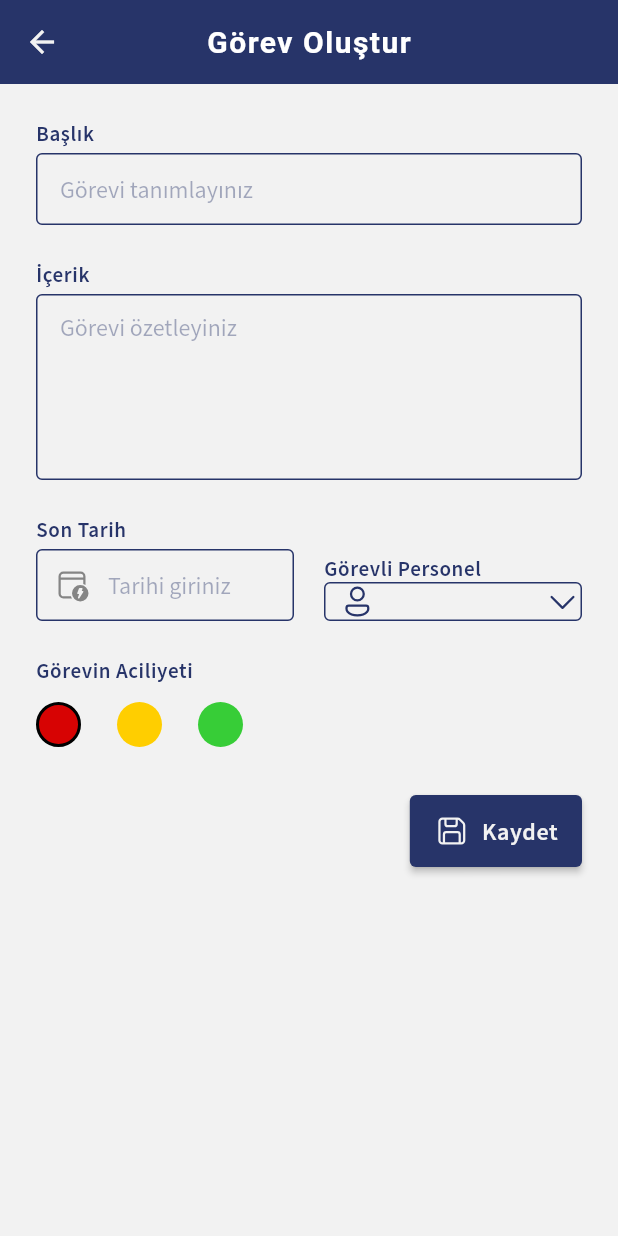
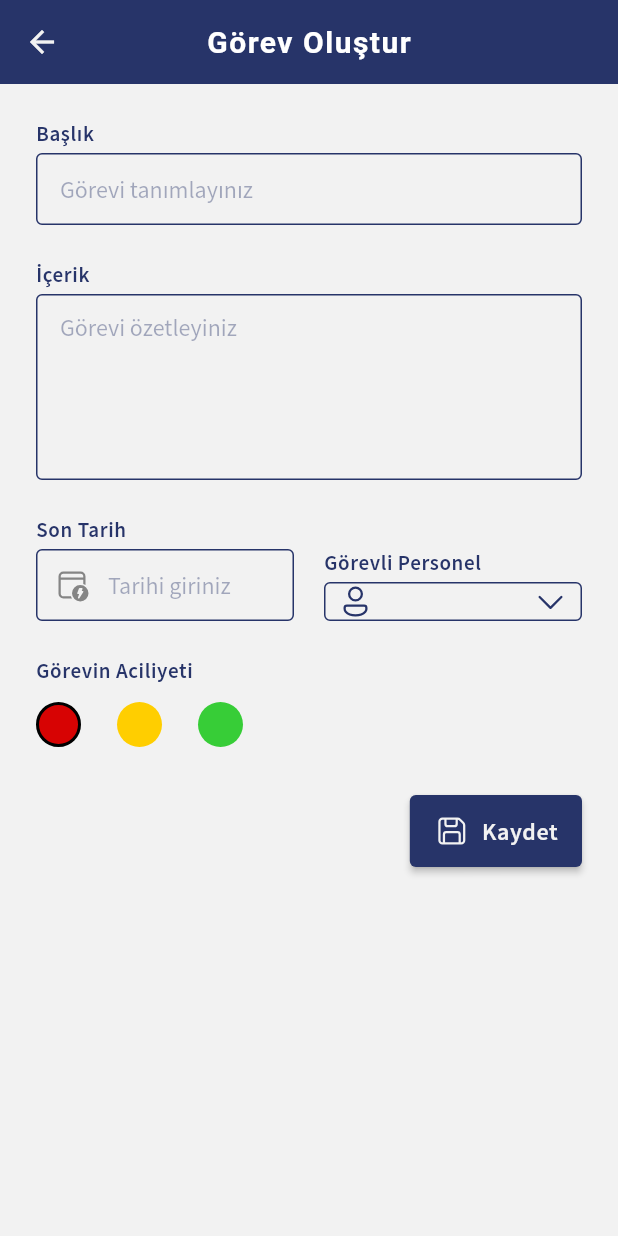
Before and after one commit to furkancvk/OnDuty, a Flutter app: the NewTaskScreen screen opened by its route, on a phone screen of 412 x 824 dp. Run offline on Flutter 3.47's test engine with Material 2 defaults, Android fonts, the phone set to English and light mode, and no system bars; our stand-ins replace cloud_firestore, firebase_auth, firebase_core, fluentui_system_icons, fluttertoast, iconsax and 1 more; missing offline and left inert: autocomplete_textfield; accounts and stored records are empty.

Commit message:
task model updated, delete and complete task functions created

```diff
--- a/lib/models/task.dart
+++ b/lib/models/task.dart
@@ -7,7 +7,8 @@ class TaskModel {
   String? description;
   int? importance;
   UserModel? user;
-  String? dueDate;
+  bool? isCompleted;
+  Timestamp? dueDate;
   Timestamp? createdAt;
 
   // DateTime? updatedAt;
@@ -18,6 +19,7 @@ class TaskModel {
     this.description,
     this.importance,
     this.user,
+    this.isCompleted,
     this.dueDate,
     this.createdAt,
     // this.updatedAt,
@@ -29,7 +31,8 @@ class TaskModel {
         description: json["description"] as String,
         importance: json["importance"] as int,
         user: UserModel.fromJson(json["user"]),
-        dueDate: json["dueDate"] as String,
+        isCompleted: json["isCompleted"] as bool,
+        dueDate: json["dueDate"] as Timestamp,
         createdAt: json["createdAt"] as Timestamp,
         // updatedAt: json["updatedAt"] as DateTime,
       );
@@ -40,6 +43,7 @@ class TaskModel {
         "description": description,
         "importance": importance,
         "user": user?.toJson(),
+        "isCompleted": isCompleted,
         "dueDate": dueDate,
         "createdAt": createdAt,
         // "updatedAt": updatedAt,
@@ -56,6 +60,7 @@ class TaskModel {
       description: data?['description'],
       importance: data?['importance'],
       user: UserModel.fromJson(data?["user"]),
+      isCompleted: data?['isCompleted'],
       dueDate: data?['dueDate'],
       createdAt: data?['createdAt'],
     );
@@ -68,6 +73,7 @@ class TaskModel {
       if (description != null) "description": description,
       if (importance != null) "importance": importance,
       if (user != null) "user": user?.toFirestore(),
+      if (isCompleted != null) "isCompleted": isCompleted,
       if (dueDate != null) "dueDate": dueDate,
       if (createdAt != null) "createdAt": createdAt,
     };
--- a/lib/views/home.dart
+++ b/lib/views/home.dart
@@ -134,8 +134,8 @@ class _HomeScreenState extends State<HomeScreen> {
             const SizedBox(height: 16),
             StreamBuilder<QuerySnapshot<TaskModel>>(
                 stream: _tasksStream
-                    .where('user.uid',
-                        isEqualTo: isAdmin ? null : _auth.currentUser?.uid)
+                    .where('user.uid', isEqualTo: isAdmin ? null : _auth.currentUser?.uid)
+                    .where('isCompleted', isEqualTo: false)
                     .orderBy('importance', descending: false)
                     .orderBy('createdAt', descending: true)
                     .snapshots(),
--- a/lib/views/new_task.dart
+++ b/lib/views/new_task.dart
@@ -53,7 +53,9 @@ class _NewTaskScreenState extends State<NewTaskScreen> {
       description: _descriptionController.text,
       importance: importance,
       user: selectedUser,
-      dueDate: _dueDateController.text,
+      isCompleted: false,
+      // dueDate: _dueDateController.text,
+      dueDate: Timestamp.now(),
       createdAt: Timestamp.now(),
     );
 
@@ -115,19 +117,20 @@ class _NewTaskScreenState extends State<NewTaskScreen> {
                       crossAxisAlignment: CrossAxisAlignment.start,
                       children: [
                         Text("Görevli Personel", style: AppText.labelSemiBold),
+                        const SizedBox(height: 4),
                         Container(
+                          padding: const EdgeInsets.symmetric(horizontal: 8),
                           decoration: BoxDecoration(
                             borderRadius: BorderRadius.circular(4),
                             border: Border.all(color: AppColors.lightPrimary),
                           ),
                           child: Row(
                             children: [
-                              const Expanded(
-                                child: Icon(
-                                  FluentIcons.person_24_regular,
-                                  color: AppColors.lightPrimary,
-                                ),
+                              const Icon(
+                                FluentIcons.person_24_regular,
+                                color: AppColors.lightPrimary,
                               ),
+                              const SizedBox(width: 4),
                               Expanded(
                                 flex: 3,
                                 child: DropdownButton(
@@ -149,17 +152,6 @@ class _NewTaskScreenState extends State<NewTaskScreen> {
                                       selectedUser = user!;
                                     });
                                   },
-                                  /* items: items.map((String items) {
-                                    return DropdownMenuItem(
-                                      value: items,
-                                      child: Text(items),
-                                    );
-                                  }).toList(),
-                                  onChanged: (String? item) {
-                                    setState(() {
-                                      selectedItem = item!;
-                                    });
-                                  },*/
                                 ),
                               ),
                             ],
```
Also changed, not shown: lib/views/edit_task.dart (+14 -9 lines), lib/widgets/app_cards.dart (+124 -10 lines).
